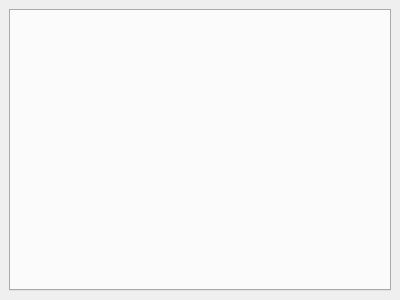
First picture: the form in gui/gui/widgets/logview.ui, repository einsteinly/CAUV_old_software, before the edit.
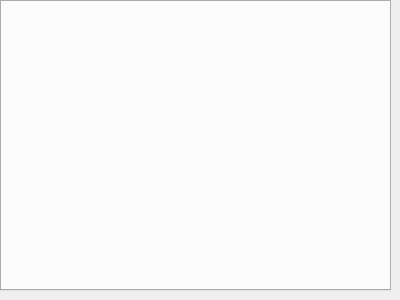
Second picture: the form after the edit.

Commit message: Graph colouring

Diff of the .ui file:
```diff
--- a/gui/gui/widgets/logview.ui
+++ b/gui/gui/widgets/logview.ui
@@ -18,6 +18,15 @@
   </property>
   <widget class="QWidget" name="dockWidgetContents">
    <layout class="QHBoxLayout" name="horizontalLayout">
+    <property name="spacing">
+     <number>0</number>
+    </property>
+    <property name="leftMargin">
+     <number>0</number>
+    </property>
+    <property name="topMargin">
+     <number>0</number>
+    </property>
     <item>
      <widget class="QTabWidget" name="logTabs">
       <property name="currentIndex">
```
The commit also changes 2 other files.
